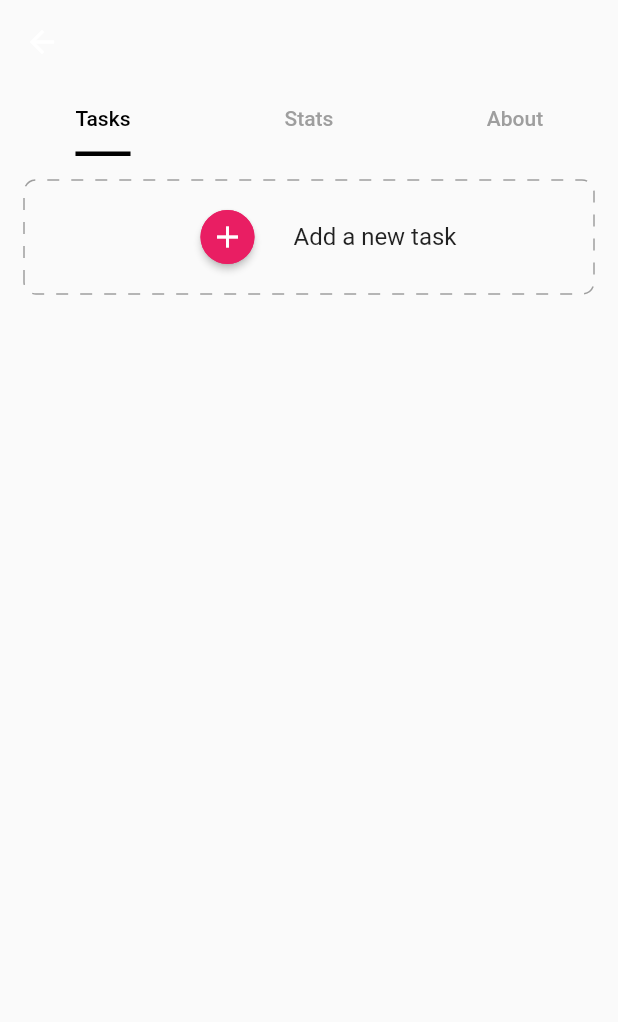
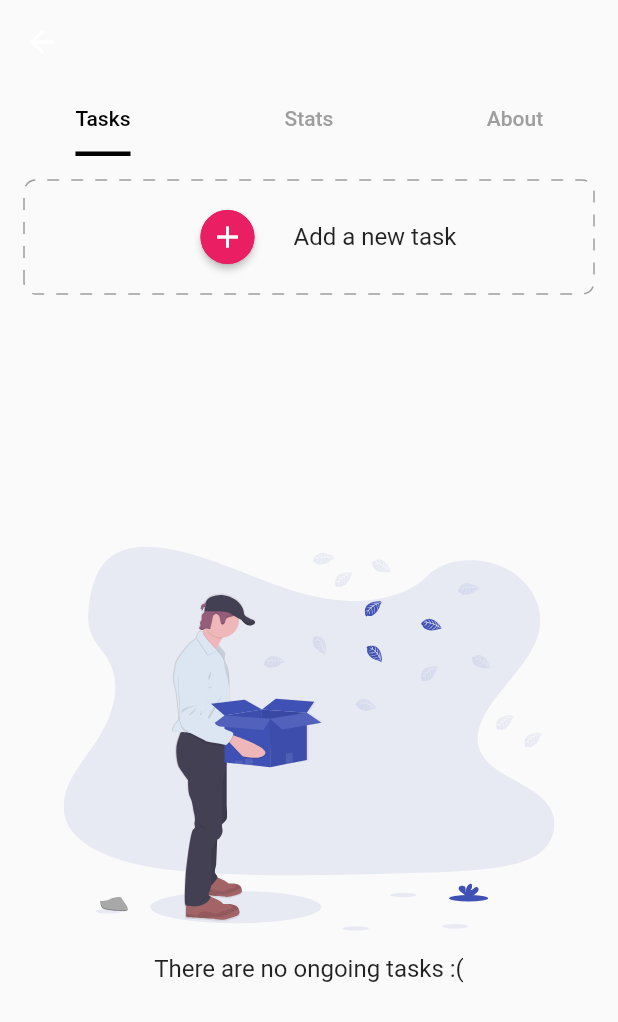
Before and after one commit to clementpoiret/polymathic, a Flutter app: the TabBarNavigation screen opened directly, on a phone screen of 412 x 824 dp. Shown: the top 1022 px of the screen. Run offline on Flutter 3.47's test engine with Material 2 defaults, Android fonts, the phone set to English and light mode, and no system bars; drawn by our look-alikes of dotted_border; our stand-ins replace flutter_icons, flutter_svg, shared_preferences, sqflite; accounts and stored records are empty.

Commit message:
Design update

```diff
--- /dev/null
+++ b/lib/components/tasks_list.dart
@@ -0,0 +1,43 @@
+import 'package:flutter/material.dart';
+import 'package:flutter_svg/flutter_svg.dart';
+
+class TasksList extends StatefulWidget {
+  @override
+  _TasksListState createState() => _TasksListState();
+}
+
+class _TasksListState extends State<TasksList> {
+  int nTasks = 0;
+  bool _isListVisible = false;
+  final String _emptySvg = 'assets/svg/empty.svg';
+
+  @override
+  Widget build(BuildContext context) {
+    return Expanded(
+      child: Visibility(
+        visible: _isListVisible,
+        child: Container(
+          color: Colors.amber,
+          height: 64.0,
+        ),
+        replacement: Column(
+          mainAxisAlignment: MainAxisAlignment.center,
+          children: <Widget>[
+            SvgPicture.asset(
+              _emptySvg,
+              height: 256,
+              semanticsLabel: 'No tasks',
+            ),
+            SizedBox(
+              height: 16.0,
+            ),
+            Text(
+              'There are no ongoing tasks :(',
+              style: TextStyle(fontSize: 16.0),
+            ),
+          ],
+        ),
+      ),
+    );
+  }
+}
--- a/lib/pages/task_page.dart
+++ b/lib/pages/task_page.dart
@@ -2,6 +2,7 @@ import 'package:flutter/material.dart';
 import 'package:flutter_icons/flutter_icons.dart';
 import 'package:polymathic/utils/constants.dart';
 import 'package:dotted_border/dotted_border.dart';
+import 'package:polymathic/components/tasks_list.dart';
 
 class TaskPage extends StatefulWidget {
   @override
@@ -39,7 +40,6 @@ class _TaskPageState extends State<TaskPage> {
                               hintText: 'Enter your task here',
                             ),
                             onChanged: (value) {
-                              print(value);
                               setState(() {
                                 if (value != null && value != '') {
                                   _isAddable = true;
@@ -67,7 +67,7 @@ class _TaskPageState extends State<TaskPage> {
                     ),
                   ),
                   Container(
-                    color: Color(0x0D000000),
+                    color: Color(0x14000000),
                     child: Column(
                       children: <Widget>[
                         SwitchListTile(
@@ -135,6 +135,10 @@ class _TaskPageState extends State<TaskPage> {
               ),
             ),
           ),
+          SizedBox(
+            height: 16.0,
+          ),
+          TasksList(),
         ],
       ),
     );
```
Also changed, not shown: assets/svg/empty.svg (added).
